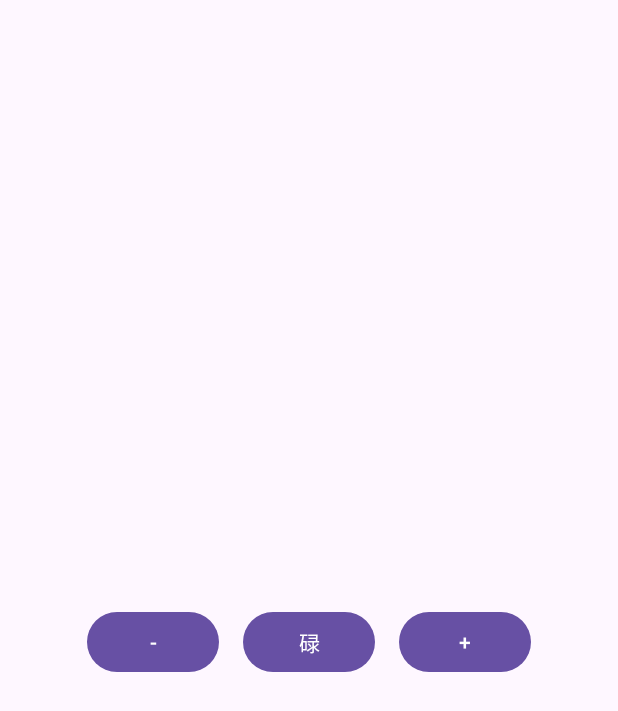
After one commit to jundywoo/game_calc, an Android app: the layout dice_fragment.xml on its own in the app's theme, with its tools: preview values and no code run, on a phone screen of 412 x 824 dp. The commit adds this screen. Shown: the top 711 px of the screen. Run offline under Robolectric (Android 15) with nearby library versions, the light colour scheme and no system bars.

Commit message:
Roll dice

```diff
--- a/app/build.gradle
+++ b/app/build.gradle
@@ -11,7 +11,7 @@ android {
         minSdk 24
         targetSdk 35
         versionCode 1
-        versionName "1.6"
+        versionName "2.0"
 
         testInstrumentationRunner "androidx.test.runner.AndroidJUnitRunner"
     }
@@ -34,6 +34,7 @@ dependencies {
     implementation libs.material
     implementation libs.activity
     implementation libs.constraintlayout
+    implementation libs.gridlayout
     testImplementation libs.junit
     androidTestImplementation libs.ext.junit
     androidTestImplementation libs.espresso.core
--- a/app/src/main/java/ng/ken/gamecalc/tractor/TractorGame.java
+++ b/app/src/main/java/ng/ken/gamecalc/tractor/TractorGame.java
@@ -1,4 +1,6 @@
 package ng.ken.gamecalc.tractor;
+
+import static ng.ken.gamecalc.utils.Constants.NAME_KENNIE;
 
 import android.content.Context;
 import android.content.SharedPreferences;
@@ -8,7 +10,6 @@ import java.util.Map;
 import java.util.stream.IntStream;
 
 import lombok.Getter;
-import ng.ken.gamecalc.R;
 
 @Getter
 public class TractorGame {
@@ -74,7 +75,7 @@ public class TractorGame {
 
     public void loadScores() {
         SharedPreferences prefs = context.getSharedPreferences(PREFS_NAME, Context.MODE_PRIVATE);
-        host = prefs.getString(HOST_KEY, context.getResources().getString(R.string.kennie));
+        host = prefs.getString(HOST_KEY, NAME_KENNIE);
         team = prefs.getInt(HOST_TEAM, 0);
         String[] split = prefs.getString(HOST_SIDE, "0,0").split(",");
         IntStream.range(0, 2).forEach(i -> sides[i] = Integer.parseInt(split[i]));
--- /dev/null
+++ b/app/src/main/res/layout/dice_fragment.xml
@@ -0,0 +1,53 @@
+<?xml version="1.0" encoding="utf-8"?>
+<LinearLayout xmlns:android="http://schemas.android.com/apk/res/android"
+    android:layout_width="match_parent"
+    android:layout_height="match_parent"
+    android:gravity="center"
+    android:orientation="vertical">
+
+    <TextView
+        android:id="@+id/dice_title"
+        android:layout_width="wrap_content"
+        android:layout_height="wrap_content"
+        android:textSize="24sp"
+        android:textStyle="bold" />
+
+    <GridLayout
+        android:id="@+id/dice_layout"
+        android:layout_width="wrap_content"
+        android:layout_height="wrap_content"
+        android:columnCount="3"
+        android:gravity="center" />
+
+    <LinearLayout
+        android:layout_width="wrap_content"
+        android:layout_height="wrap_content"
+        android:gravity="center"
+        android:orientation="horizontal">
+
+        <Button
+            android:id="@+id/reduce_dice_button"
+            android:layout_width="0dp"
+            android:layout_height="wrap_content"
+            android:layout_weight="1"
+            android:layout_margin="8dp"
+            android:text="@string/reduce_dice" />
+
+        <Button
+            android:id="@+id/roll_dice_button"
+            android:layout_width="0dp"
+            android:layout_height="wrap_content"
+            android:layout_weight="2"
+            android:layout_margin="8dp"
+            android:text="@string/roll_dice" />
+
+        <Button
+            android:id="@+id/add_dice_button"
+            android:layout_width="0dp"
+            android:layout_height="wrap_content"
+            android:layout_weight="1"
+            android:layout_margin="8dp"
+            android:text="@string/add_dice" />
+    </LinearLayout>
+
+</LinearLayout>
--- a/app/src/main/res/layout/tractor_team_ch.xml
+++ b/app/src/main/res/layout/tractor_team_ch.xml
@@ -10,7 +10,6 @@
         android:layout_height="wrap_content"
         android:layout_weight="3"
         android:gravity="center"
-        android:text="@string/cissy"
         android:textSize="18sp" />
 
     <TextView
@@ -19,7 +18,6 @@
         android:layout_height="wrap_content"
         android:layout_weight="4"
         android:gravity="center"
-        android:text="@string/default_level"
         android:textSize="18sp" />
 
     <TextView
@@ -28,7 +26,6 @@
         android:layout_height="wrap_content"
         android:layout_weight="3"
         android:gravity="center"
-        android:text="@string/hinks"
         android:textSize="18sp" />
 
 </LinearLayout>
--- a/app/src/main/res/layout/tractor_team_kt.xml
+++ b/app/src/main/res/layout/tractor_team_kt.xml
@@ -10,7 +10,6 @@
         android:layout_height="wrap_content"
         android:layout_weight="3"
         android:gravity="center"
-        android:text="@string/kennie"
         android:textSize="18sp" />
 
     <TextView
@@ -19,7 +18,6 @@
         android:layout_height="wrap_content"
         android:layout_weight="4"
         android:gravity="center"
-        android:text="@string/default_level"
         android:textSize="18sp" />
 
     <TextView
@@ -28,7 +26,6 @@
         android:layout_height="wrap_content"
         android:layout_weight="3"
         android:gravity="center"
-        android:text="@string/thomas"
         android:textSize="18sp" />
 
 </LinearLayout>
--- a/app/src/main/res/values/strings.xml
+++ b/app/src/main/res/values/strings.xml
@@ -7,13 +7,12 @@
     <string name="add_a_game">計</string>
     <string name="action"> + </string>
 
-    <string name="cissy">C</string>
-    <string name="kennie">K</string>
-    <string name="thomas">T</string>
-    <string name="hinks">H</string>
-
     <string name="upgrade_a_game">升級</string>
     <string name="default_level"> A </string>
     <string name="tractor_score">本局得分</string>
     <string name="upgrade_game">計分</string>
+
+    <string name="roll_dice"> 碌 </string>
+    <string name="reduce_dice"> - </string>
+    <string name="add_dice"> + </string>
 </resources>
--- a/gradle/libs.versions.toml
+++ b/gradle/libs.versions.toml
@@ -7,6 +7,7 @@ appcompat = "1.6.1"
 material = "1.10.0"
 activity = "1.8.0"
 constraintlayout = "2.1.4"
+gridlayout = "1.1.0"
 
 [libraries]
 junit = { group = "junit", name = "junit", version.ref = "junit" }
@@ -16,6 +17,7 @@ appcompat = { group = "androidx.appcompat", name = "appcompat", version.ref = "a
 material = { group = "com.google.android.material", name = "material", version.ref = "material" }
 activity = { group = "androidx.activity", name = "activity", version.ref = "activity" }
 constraintlayout = { group = "androidx.constraintlayout", name = "constraintlayout", version.ref = "constraintlayout" }
+gridlayout = { group = "androidx.gridlayout", name = "gridlayout", version.ref = "gridlayout" }
 
 [plugins]
 android-application = { id = "com.android.application", version.ref = "agp" }
```
Also changed, not shown: app/src/main/java/ng/ken/gamecalc/MainActivity.java (+19 -13 lines), app/src/main/java/ng/ken/gamecalc/big2/Big2Helper.java (+3 -8 lines), app/src/main/java/ng/ken/gamecalc/big2/Big2ScoresAdapter.java (+4 -3 lines), app/src/main/java/ng/ken/gamecalc/dice/DiceFragment.java (added, +152 -0 lines), app/src/main/java/ng/ken/gamecalc/utils/Constants.java (+7 -0 lines), app/src/main/java/ng/ken/gamecalc/utils/StringHelper.java (+8 -3 lines), app/src/main/res/drawable/dice_1.png (added), app/src/main/res/drawable/dice_2.png (added), app/src/main/res/drawable/dice_3.png (added), app/src/main/res/drawable/dice_4.png (added), app/src/main/res/drawable/dice_5.png (added), app/src/main/res/drawable/dice_6.png (added).
